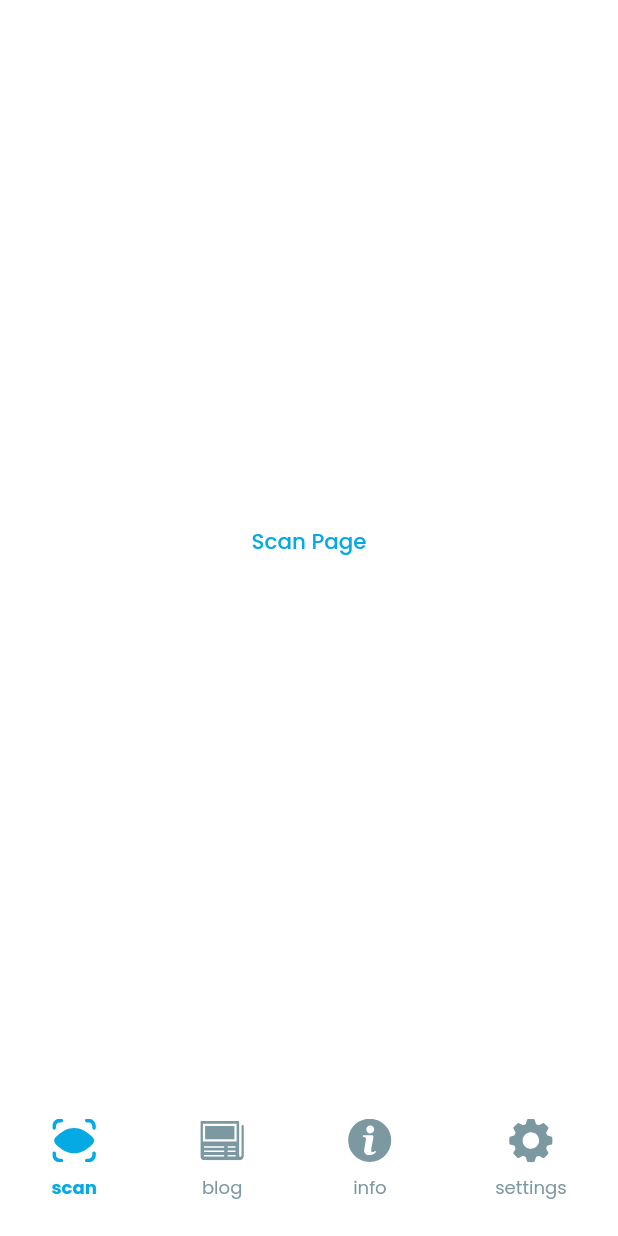
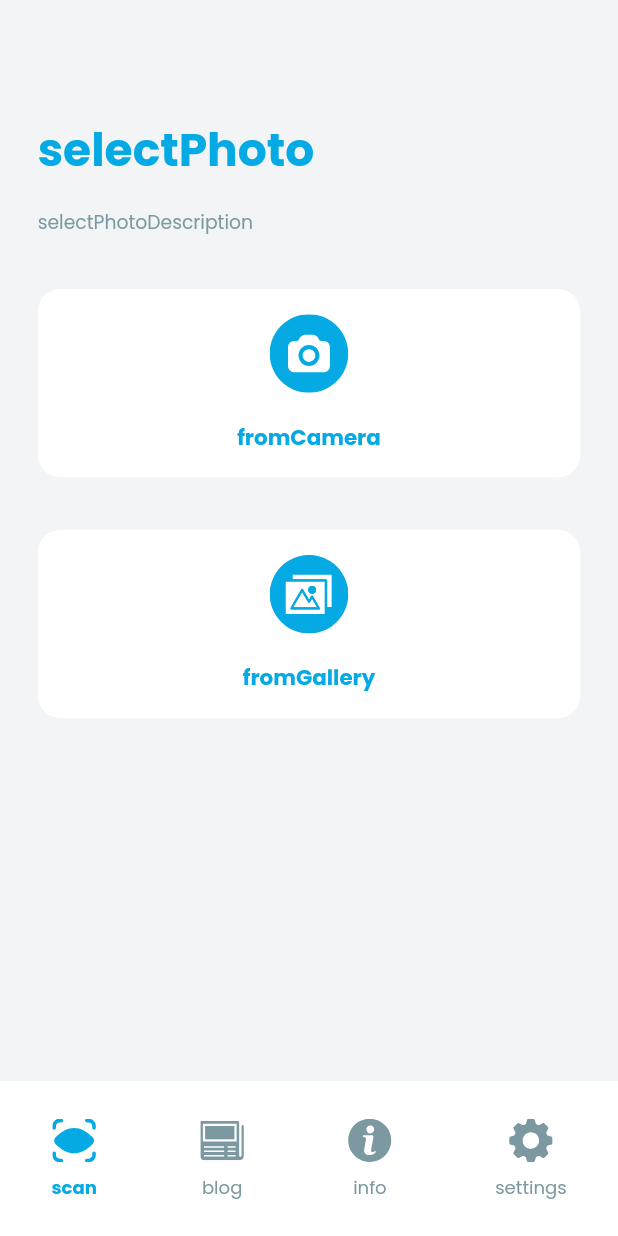
Before and after one commit to ManalSM333/sanaproject, a Flutter app: the BottomNavigationBarView screen opened directly, on a phone screen of 412 x 824 dp. Run offline on Flutter 3.47's test engine with Material 2 defaults, Android fonts, the phone set to English and light mode, and no system bars; our stand-ins replace carousel_slider, flutter_screenutil, flutter_svg, get, image_picker.

Commit message:
home page

```diff
--- a/lib/core/base/components/bottom_navigation_bar_widget.dart
+++ b/lib/core/base/components/bottom_navigation_bar_widget.dart
@@ -9,6 +9,7 @@ import 'package:sanaproject/core/base/state/base_state.dart';
 import 'package:sanaproject/core/constants/enums/setting_type_enum.dart';
 import 'package:sanaproject/core/constants/image_constants.dart';
 import 'package:sanaproject/core/init/theme/color/color_theme.dart';
+import 'package:sanaproject/view/home/view/home_view.dart';
 
 import '../../../view/onboarding/view/settings_view.dart';
 
@@ -212,11 +213,7 @@ class TabNavigator extends StatelessWidget {
   Widget build(BuildContext context) {
     Widget? child;
     if (tabItem == "Page1") {
-      child = const SizedBox(
-        child: Center(
-          child: Text("Scan Page"),
-        ),
-      );
+      child = const HomeView();
     } else if (tabItem == "Page2") {
       child = const SizedBox(
         child: Center(
--- /dev/null
+++ b/lib/view/home/view/home_view.dart
@@ -0,0 +1,54 @@
+import 'package:flutter/material.dart';
+import 'package:get/get.dart';
+import 'package:image_picker/image_picker.dart';
+import 'package:sanaproject/core/base/state/base_state.dart';
+import 'package:sanaproject/core/constants/image_constants.dart';
+import 'package:sanaproject/core/init/theme/color/color_theme.dart';
+import 'package:sanaproject/view/home/view/widget/image_source_boxes.dart';
+import '../controller/home_controller.dart';
+import 'widget/title_with_description_widget.dart';
+
+class HomeView extends GetView<HomeController> {
+  const HomeView({super.key});
+
+  @override
+  Widget build(BuildContext context) {
+    return Scaffold(
+      backgroundColor: AppColors().backgroundColor,
+      body: Padding(
+        padding: EdgeInsets.only(
+          right: Utility(context).dynamicWidthPixel(26),
+          left: Utility(context).dynamicWidthPixel(26),
+        ),
+        child: Column(
+          crossAxisAlignment: CrossAxisAlignment.start,
+          children: [
+            const TitleWithDescription(
+                title: "selectPhoto", description: "selectPhotoDescription"),
+            ImageSourceWidget(
+              title: "fromCamera",
+              iconColor: AppColors().green,
+              iconPath: ImageConstants.instance.svgPath.camera,
+              onTap: () async {
+                HomeController homeController = Get.find();
+                await homeController.captureImage(context, ImageSource.camera);
+                //Get.to(const ConfirmPhotoView());
+              },
+            ),
+            ImageSourceWidget(
+              title: "fromGallery",
+              iconColor: AppColors().green,
+              iconPath: ImageConstants.instance.svgPath.gallery,
+              onTap: () async {
+                Get.put(HomeController());
+                HomeController homeController = Get.find();
+                await homeController.captureImage(context, ImageSource.gallery);
+                //Get.to(const ConfirmPhotoView());
+              },
+            ),
+          ],
+        ),
+      ),
+    );
+  }
+}
--- /dev/null
+++ b/lib/view/home/view/widget/image_source_boxes.dart
@@ -0,0 +1,58 @@
+// ignore_for_file: deprecated_member_use
+import 'package:flutter/material.dart';
+import 'package:flutter_svg/flutter_svg.dart';
+import 'package:get/get.dart';
+import 'package:sanaproject/core/base/state/base_state.dart';
+import 'package:sanaproject/core/init/theme/color/color_theme.dart';
+
+class ImageSourceWidget extends StatelessWidget {
+  final String title;
+  final String iconPath;
+  final Function onTap;
+  final Color? iconColor;
+  const ImageSourceWidget({
+    Key? key,
+    required this.title,
+    required this.iconPath,
+    required this.onTap,
+    this.iconColor,
+  }) : super(key: key);
+
+  @override
+  Widget build(BuildContext context) {
+    return Padding(
+      padding: EdgeInsets.only(
+        top: Utility(context).dynamicWidthPixel(36),
+      ),
+      child: Container(
+        width: Utility(context).dynamicWidth(1),
+        height: Utility(context).dynamicWidthPixel(130),
+        decoration: BoxDecoration(
+          color: AppColors().white,
+          borderRadius: BorderRadius.circular(
+            Utility(context).dynamicHeightPixel(15),
+          ),
+        ),
+        child: InkWell(
+          onTap: () => onTap(),
+          child: Column(
+            mainAxisAlignment: MainAxisAlignment.spaceEvenly,
+            children: [
+              SvgPicture.asset(
+                iconPath,
+                color: iconColor ?? AppColors().grey1,
+                height: Utility(context).dynamicWidthPixel(56),
+              ),
+              Text(
+                title.tr,
+                style: Utility(context).textTheme.titleMedium!.copyWith(
+                      color: AppColors().green,
+                    ),
+              ),
+            ],
+          ),
+        ),
+      ),
+    );
+  }
+}
--- /dev/null
+++ b/lib/view/home/view/widget/title_with_description_widget.dart
@@ -0,0 +1,81 @@
+import 'package:flutter/material.dart';
+import 'package:flutter_svg/svg.dart';
+import 'package:get/get.dart';
+import 'package:sanaproject/core/base/state/base_state.dart';
+import 'package:sanaproject/core/constants/image_constants.dart';
+
+import '../../../../core/init/theme/color/color_theme.dart';
+
+class TitleWithDescription extends StatelessWidget {
+  final String title;
+  final String? description;
+  final bool? isBackButtonActive;
+  const TitleWithDescription({
+    super.key,
+    required this.title,
+    this.description,
+    this.isBackButtonActive,
+  });
+
+  @override
+  Widget build(BuildContext context) {
+    return Obx(() => Column(
+          crossAxisAlignment: Get.locale.obs.value == const Locale('ar_AR')
+              ? CrossAxisAlignment.end
+              : CrossAxisAlignment.start,
+          children: [
+            Padding(
+                padding: EdgeInsets.only(
+                  top: Utility(context).dynamicWidthPixel(80),
+                ),
+                child: Obx(
+                  () => Row(
+                    mainAxisAlignment:
+                        Get.locale.obs.value == const Locale('ar_AR')
+                            ? MainAxisAlignment.end
+                            : MainAxisAlignment.start,
+                    children: [
+                      isBackButtonActive != null
+                          ? isBackButtonActive == true
+                              ? Padding(
+                                  padding: EdgeInsets.only(
+                                    right:
+                                        Utility(context).dynamicWidthPixel(16),
+                                  ),
+                                  child: InkWell(
+                                    onTap: () => Get.back(),
+                                    child: SvgPicture.asset(
+                                        ImageConstants.instance.svgPath.back),
+                                  ),
+                                )
+                              : const SizedBox()
+                          : const SizedBox(),
+                      Text(
+                        title.tr,
+                        style: Utility(context).textTheme.titleLarge,
+                      ),
+                    ],
+                  ),
+                )),
+            description != null
+                ? Padding(
+                    padding: EdgeInsets.only(
+                      top: Utility(context).dynamicWidthPixel(16),
+                    ),
+                    child: Obx(() => Text(
+                          description!.tr,
+                          style: Utility(context)
+                              .textTheme
+                              .bodySmall!
+                              .copyWith(color: AppColors().grey1),
+                          textAlign:
+                              Get.locale.obs.value == const Locale('ar_AR')
+                                  ? TextAlign.end
+                                  : TextAlign.start,
+                        )),
+                  )
+                : const SizedBox(),
+          ],
+        ));
+  }
+}
--- a/lib/view/onboarding/view/onboarding_view.dart
+++ b/lib/view/onboarding/view/onboarding_view.dart
@@ -41,6 +41,7 @@ class OnboardingView extends GetView<OnboardingController> {
                           padding: EdgeInsets.only(
                             top: Utility(context).dynamicWidth(0.070),
                           ),
+                          //this bit  of code is to display the icon in the onboarding screen
                           child: SvgPicture.asset(
                             onboardingController.itemList[index].imagePath!,
                             width: Utility(context).dynamicWidth(0.33),
@@ -54,9 +55,12 @@ class OnboardingView extends GetView<OnboardingController> {
                           style: Utility(context).textTheme.titleLarge,
                           textAlign: TextAlign.center,
                         ),
+                        const SizedBox(
+                          height: 10,
+                        ),
                         Padding(
                           padding: EdgeInsets.only(
-                            top: Utility(context).dynamicWidth(0.75),
+                            top: Utility(context).dynamicWidth(0.65),
                           ),
                           child: SizedBox(
                             width: Utility(context).dynamicWidth(0.80),
```
Also changed, not shown: lib/view/home/controller/home_controller.dart (added, +26 -0 lines), lib/view/home/view/confirm_photo_view.dart (added, +87 -0 lines).
